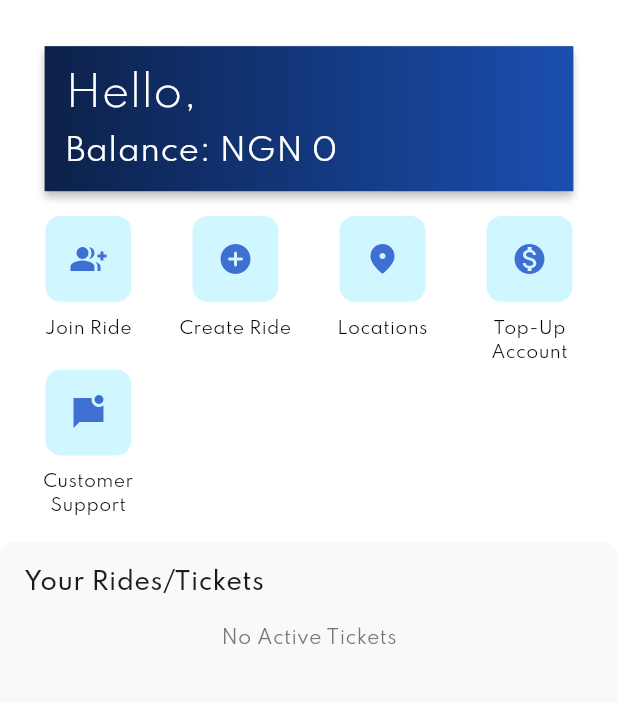
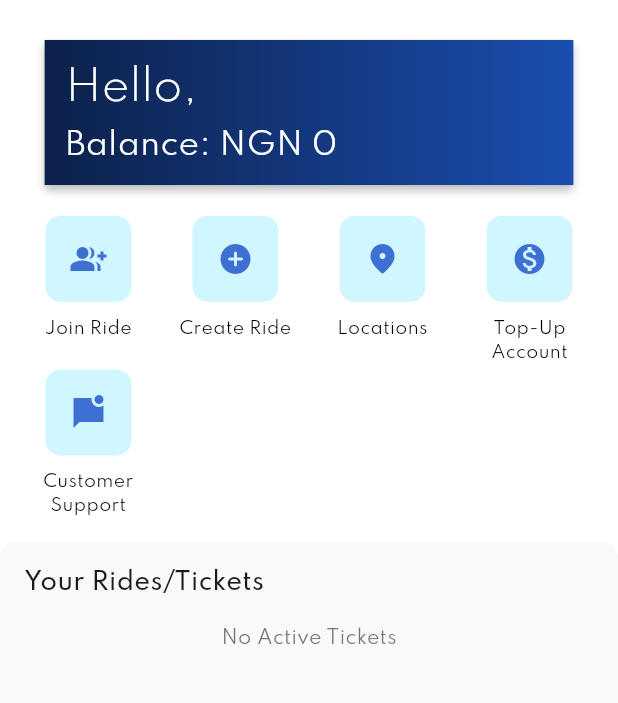
Before and after one commit to Edeh-cj/shareride, a Flutter app: the screen it shows once a user with an empty profile is signed in, on a phone screen of 412 x 824 dp, the part 96-799 px from its top. Run offline on Flutter 3.47's test engine with Material 3 defaults, Android fonts, the light colour scheme and no system bars; our stand-ins replace cloud_firestore, connectivity_plus, equatable, firebase_auth, firebase_core, flutter_screenutil; missing offline and left inert: dart_casing, flutter_paystack; accounts and stored records are empty.

Commit message:
fix vert_more responsive

```diff
--- a/lib/new_screens/homepage.dart
+++ b/lib/new_screens/homepage.dart
@@ -57,7 +57,6 @@ class _HomepageState extends State<Homepage> {
                       padding: EdgeInsets.symmetric(horizontal: 12.w),
                       child: _appbar,
                     ),
-                    SizedBox(height: 4.h,),
                     Padding(
                       padding: EdgeInsets.symmetric(
                         vertical: 8.h,
@@ -67,7 +66,7 @@ class _HomepageState extends State<Homepage> {
                         context.watch<UserProvider>().user.balance.toString()
                       ),
                     ),
-                    SizedBox(height: 8.h,),
+                    SizedBox(height: 12.h,),
                     Padding(
                       padding: EdgeInsets.symmetric(horizontal: 14.0.w),
                       child: Row(
```
